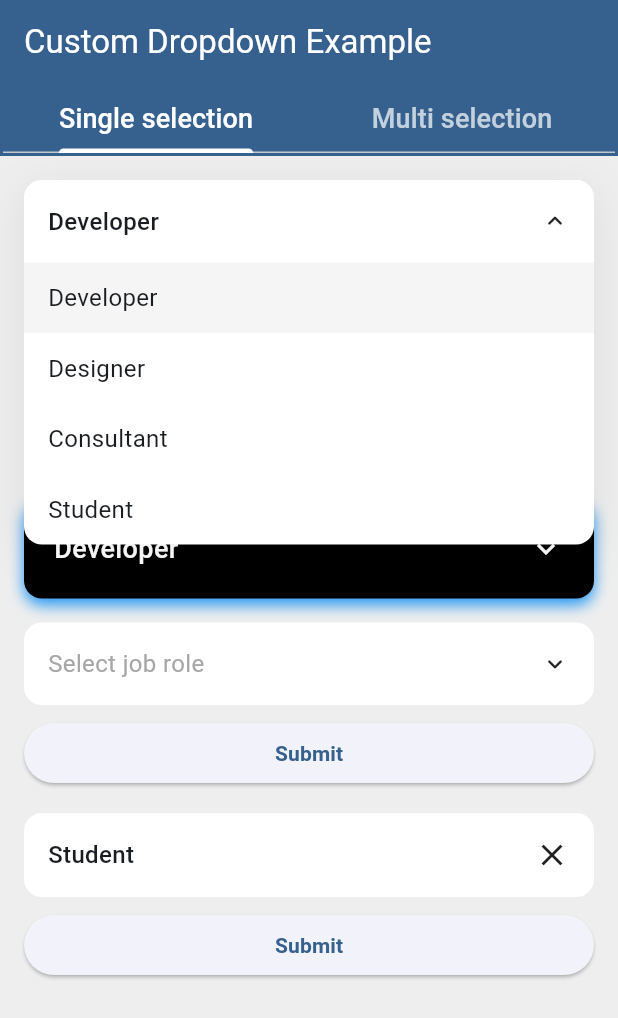
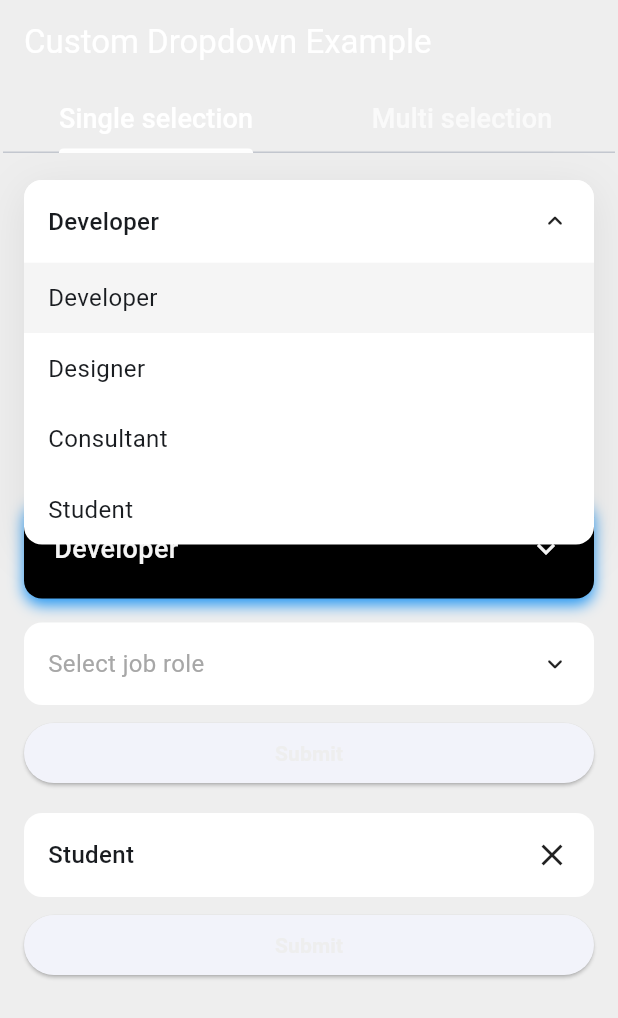
Before and after one commit to farhansadikgalib/dropdown_flutter, a Flutter app: the screen it shows after launch, after a tap on "Developer", on a phone screen of 412 x 824 dp. Shown: the top 1018 px of the screen. Run offline on Flutter 3.47's test engine with Material 3 defaults, Android fonts, the phone set to English and light mode, and no system bars.

Commit message:
updated for v-1.0.1

```diff
--- a/example/lib/main.dart
+++ b/example/lib/main.dart
@@ -13,7 +13,7 @@ void main() {
 }
 
 class MyApp extends StatelessWidget {
-  const MyApp({Key? key}) : super(key: key);
+  const MyApp({super.key});
 
   @override
   Widget build(BuildContext context) {
@@ -26,7 +26,7 @@ class MyApp extends StatelessWidget {
         colorScheme: ColorScheme.fromSeed(
           brightness: Brightness.light,
           seedColor: Colors.blue,
-          background: Colors.grey[200],
+          primary: Colors.grey[200],
         ),
       ),
     );
@@ -34,8 +34,7 @@ class MyApp extends StatelessWidget {
 }
 
 class Home extends StatefulWidget {
-  const Home({Key? key}) : super(key: key);
-
+  const Home({super.key});
   @override
   State<Home> createState() => _HomeState();
 }
@@ -46,7 +45,7 @@ class _HomeState extends State<Home> {
     return DefaultTabController(
       length: 2,
       child: Scaffold(
-        backgroundColor: Theme.of(context).colorScheme.background,
+        backgroundColor: Theme.of(context).colorScheme.primary,
         appBar: AppBar(
           backgroundColor: Theme.of(context).colorScheme.primary,
           title: const Text(
--- a/example/lib/widgets/controller_validation_dropdown.dart
+++ b/example/lib/widgets/controller_validation_dropdown.dart
@@ -5,7 +5,7 @@ import 'package:dropdown_flutter_example/model/model.dart';
 import 'package:flutter/material.dart';
 
 class ControllerValidationDropdown extends StatefulWidget {
-  const ControllerValidationDropdown({Key? key}) : super(key: key);
+  const ControllerValidationDropdown({super.key});
 
   @override
   State<ControllerValidationDropdown> createState() =>
--- a/example/lib/widgets/decorated_dropdown.dart
+++ b/example/lib/widgets/decorated_dropdown.dart
@@ -6,7 +6,7 @@ import 'package:flutter/cupertino.dart';
 import 'package:flutter/material.dart';
 
 class DecoratedDropdown extends StatelessWidget {
-  const DecoratedDropdown({Key? key}) : super(key: key);
+  const DecoratedDropdown({super.key});
 
   @override
   Widget build(BuildContext context) {
@@ -94,7 +94,7 @@ class DecoratedDropdown extends StatelessWidget {
 }
 
 class MultiSelectDecoratedDropdown extends StatelessWidget {
-  const MultiSelectDecoratedDropdown({Key? key}) : super(key: key);
+  const MultiSelectDecoratedDropdown({super.key});
 
   @override
   Widget build(BuildContext context) {
--- a/example/lib/widgets/multi_select_controller_dropdown.dart
+++ b/example/lib/widgets/multi_select_controller_dropdown.dart
@@ -5,7 +5,7 @@ import 'package:dropdown_flutter_example/model/model.dart';
 import 'package:flutter/material.dart';
 
 class MultiSelectControllerDropdown extends StatefulWidget {
-  const MultiSelectControllerDropdown({Key? key}) : super(key: key);
+  const MultiSelectControllerDropdown({super.key});
 
   @override
   State<MultiSelectControllerDropdown> createState() =>
--- a/example/lib/widgets/multi_select_dropdown.dart
+++ b/example/lib/widgets/multi_select_dropdown.dart
@@ -5,7 +5,7 @@ import 'package:dropdown_flutter_example/model/model.dart';
 import 'package:flutter/material.dart';
 
 class MultiSelectDropdown extends StatelessWidget {
-  const MultiSelectDropdown({Key? key}) : super(key: key);
+  const MultiSelectDropdown({super.key});
 
   @override
   Widget build(BuildContext context) {
--- a/example/lib/widgets/search_dropdown.dart
+++ b/example/lib/widgets/search_dropdown.dart
@@ -18,7 +18,7 @@ const _list = [
 ];
 
 class SearchDropdown extends StatefulWidget {
-  const SearchDropdown({Key? key}) : super(key: key);
+  const SearchDropdown({super.key});
 
   @override
   State<SearchDropdown> createState() => _SearchDropdownState();
@@ -45,7 +45,7 @@ class _SearchDropdownState extends State<SearchDropdown> {
 }
 
 class MultiSelectSearchDropdown extends StatelessWidget {
-  const MultiSelectSearchDropdown({Key? key}) : super(key: key);
+  const MultiSelectSearchDropdown({super.key});
 
   @override
   Widget build(BuildContext context) {
--- a/example/lib/widgets/search_request_dropdown.dart
+++ b/example/lib/widgets/search_request_dropdown.dart
@@ -13,7 +13,7 @@ Future<List<JobType>> _getFakeRequestData(String query) async {
 }
 
 class SearchRequestDropdown extends StatelessWidget {
-  const SearchRequestDropdown({Key? key}) : super(key: key);
+  const SearchRequestDropdown({super.key});
 
   @override
   Widget build(BuildContext context) {
@@ -34,8 +34,7 @@ class SearchRequestDropdown extends StatelessWidget {
 }
 
 class MultiSelectSearchRequestDropdown extends StatelessWidget {
-  const MultiSelectSearchRequestDropdown({Key? key}) : super(key: key);
-
+  const MultiSelectSearchRequestDropdown({super.key});
   @override
   Widget build(BuildContext context) {
     return DropdownFlutter<JobType>.multiSelectSearchRequest(
--- a/example/lib/widgets/simple_dropdown.dart
+++ b/example/lib/widgets/simple_dropdown.dart
@@ -11,7 +11,7 @@ const List<String> _list = [
 ];
 
 class SimpleDropdown extends StatelessWidget {
-  const SimpleDropdown({Key? key}) : super(key: key);
+  const SimpleDropdown({super.key});
 
   @override
   Widget build(BuildContext context) {
--- a/example/lib/widgets/validation_dropdown.dart
+++ b/example/lib/widgets/validation_dropdown.dart
@@ -5,7 +5,7 @@ import 'package:dropdown_flutter_example/model/model.dart';
 import 'package:flutter/material.dart';
 
 class ValidationDropdown extends StatelessWidget {
-  ValidationDropdown({Key? key}) : super(key: key);
+  ValidationDropdown({super.key});
 
   final _formKey = GlobalKey<FormState>();
 
@@ -52,8 +52,7 @@ class ValidationDropdown extends StatelessWidget {
 }
 
 class MultiSelectValidationDropdown extends StatelessWidget {
-  MultiSelectValidationDropdown({Key? key}) : super(key: key);
-
+  MultiSelectValidationDropdown({super.key});
   final _formKey = GlobalKey<FormState>();
 
   @override
--- a/lib/widgets/animated_section.dart
+++ b/lib/widgets/animated_section.dart
@@ -7,7 +7,6 @@ class _AnimatedSection extends StatefulWidget {
   final double axisAlignment;
 
   const _AnimatedSection({
-    super.key,
     this.expand = false,
     required this.animationDismissed,
     required this.child,
--- a/lib/widgets/dropdown_overlay/dropdown_overlay.dart
+++ b/lib/widgets/dropdown_overlay/dropdown_overlay.dart
@@ -337,15 +337,15 @@ class _DropdownOverlayState<T> extends State<_DropdownOverlay<T>> {
                         },
                         child: Theme(
                           data: Theme.of(context).copyWith(
-                            scrollbarTheme: decoration
-                                    ?.overlayScrollbarDecoration ??
+                            scrollbarTheme:
+                                decoration?.overlayScrollbarDecoration ??
                                     ScrollbarThemeData(
-                                  thumbVisibility: MaterialStateProperty.all(
+                                      thumbVisibility: WidgetStateProperty.all(
                                         true,
                                       ),
-                                  thickness: MaterialStateProperty.all(5),
+                                      thickness: WidgetStateProperty.all(5),
                                       radius: const Radius.circular(4),
-                                  thumbColor: MaterialStateProperty.all(
+                                      thumbColor: WidgetStateProperty.all(
                                         Colors.grey[300],
                                       ),
                                     ),
--- a/lib/widgets/overlay_builder.dart
+++ b/lib/widgets/overlay_builder.dart
@@ -7,7 +7,6 @@ class _OverlayBuilder extends StatefulWidget {
   final Function(bool)? visibility;
 
   const _OverlayBuilder({
-    super.key,
     required this.overlay,
     required this.child,
     this.overlayPortalController,
--- a/pubspec.yaml
+++ b/pubspec.yaml
@@ -1,6 +1,7 @@
 name: dropdown_flutter
-description: The Dropdown Flutter Widget, designed to enhance your Flutter application, offers highly customizable dropdowns with advanced features including list data search, network search, and multiple-selection.
-version: 1.0.0
+description: A Flutter package designed to enhance your app with customizable dropdowns, featuring list data search, network search, and multi-selection.
+
+version: 1.0.1
 homepage: https://github.com/farhansadikgalib/dropdown_flutter
 
 environment:
```
Also changed, not shown: example/pubspec.lock, 2 other files. Lines whose indentation alone changed are shown as unchanged.
